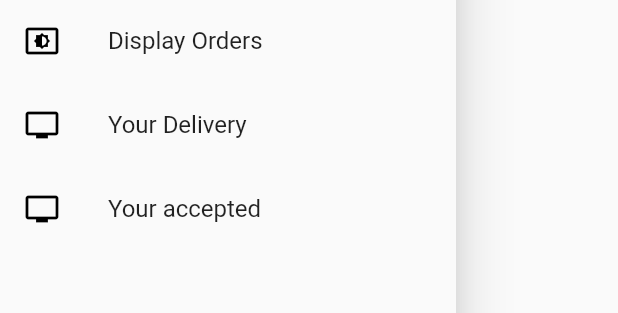
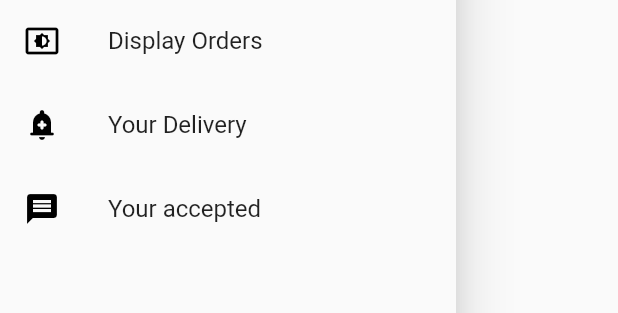
Before and after one commit to saru-d2/trashUber, a Flutter app: the MainDrawer widget shown alone on an empty page, opened directly, on a phone screen of 412 x 824 dp. Shown: the part 507-820 px from the top of the screen. Run offline on Flutter 3.47's test engine with Material 2 defaults, Android fonts, the phone set to English and light mode, and no system bars; our stand-ins replace cloud_firestore, dropdown_formfield, firebase_auth, flutter_signin_button, flutter_spinkit, geolocator and 3 more; accounts and stored records are empty.

Commit message:
added small changes

```diff
--- a/lib/screens/services/displayOrdersToDeliver.dart
+++ b/lib/screens/services/displayOrdersToDeliver.dart
@@ -56,14 +56,14 @@ class _DisplayAcceptedState extends State<DisplayAccepted> {
                     DocumentSnapshot documentSnapshot =
                     orderList.elementAt(index);
                     return Card(
-                        key: Key(documentSnapshot["address"]),
+                        key: Key(" "),
                         child: Card(
                           elevation: 4,
                           margin: EdgeInsets.all(8),
                           shape: RoundedRectangleBorder(
                               borderRadius: BorderRadius.circular(8)),
                           child: ListTile(
-                            title: Text(documentSnapshot["address"]),
+                            title: Text(" "),
                             trailing: FlatButton(
                                 child: Text("go to chat"),
                                 onPressed: () {
--- a/lib/shared/dropdown.dart
+++ b/lib/shared/dropdown.dart
@@ -105,7 +105,7 @@ class MainDrawer extends StatelessWidget {
             onTap: () {},
             child: ListTile(
               leading: Icon(
-                Icons.personal_video,
+                Icons.add_alert_rounded,
                 color: Colors.black,
               ),
               title: Text("Your Delivery"),
@@ -121,7 +121,7 @@ class MainDrawer extends StatelessWidget {
             onTap: () {},
             child: ListTile(
               leading: Icon(
-                Icons.personal_video,
+                Icons.message,
                 color: Colors.black,
               ),
               title: Text("Your accepted"),
```
